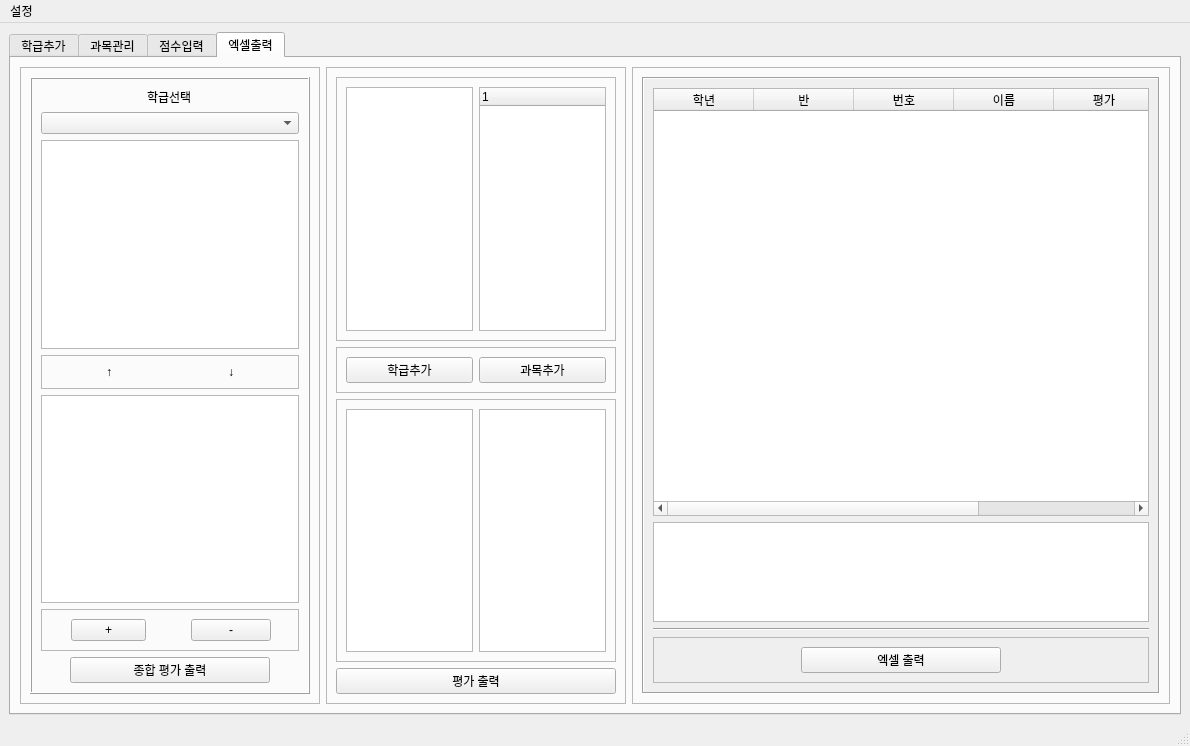
This is manager.ui in chlwodud77/student-assesment-manager as Qt 5 draws it before an edit. The edited form follows.
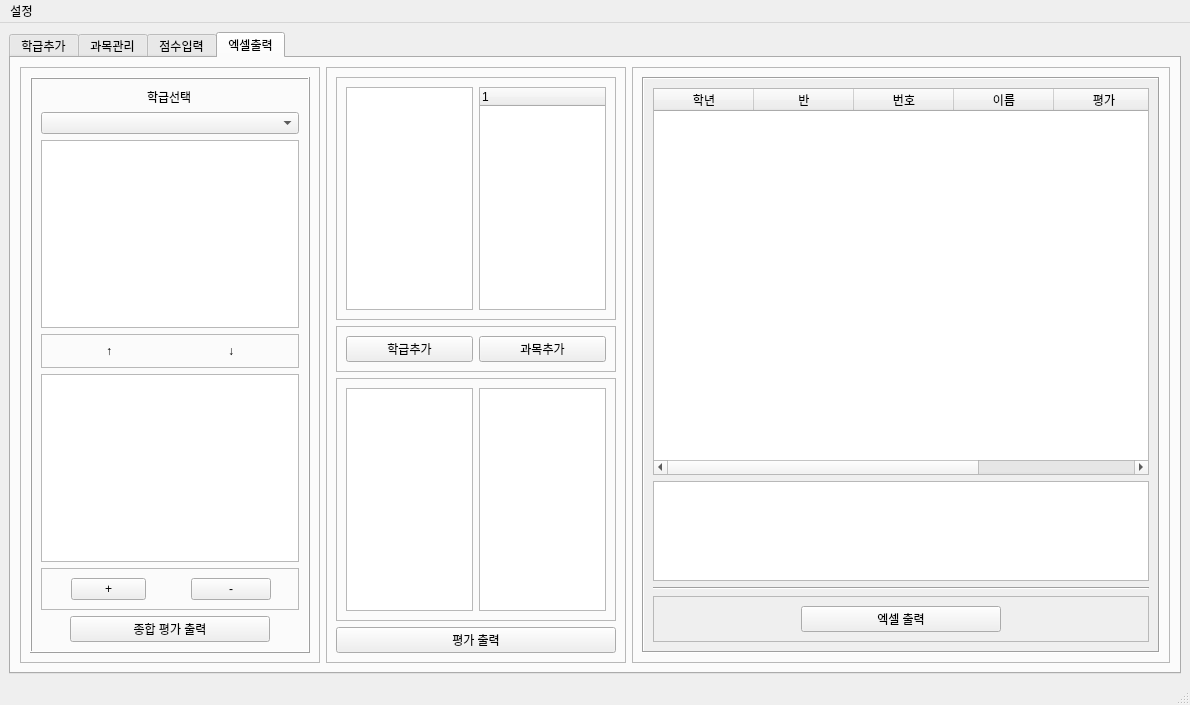
This is the edited form. Icons and pictures are not drawn.

```diff
--- a/manager.ui
+++ b/manager.ui
@@ -7,7 +7,7 @@
     <x>0</x>
     <y>0</y>
     <width>1190</width>
-    <height>746</height>
+    <height>705</height>
    </rect>
   </property>
   <property name="windowTitle">
@@ -1312,8 +1312,8 @@
                <rect>
                 <x>0</x>
                 <y>0</y>
-                <width>512</width>
-                <height>620</height>
+                <width>458</width>
+                <height>553</height>
                </rect>
               </property>
               <layout class="QVBoxLayout" name="verticalLayout_19">
```
Left out of the diff: 8 changed lines with no effect on the pictures.
